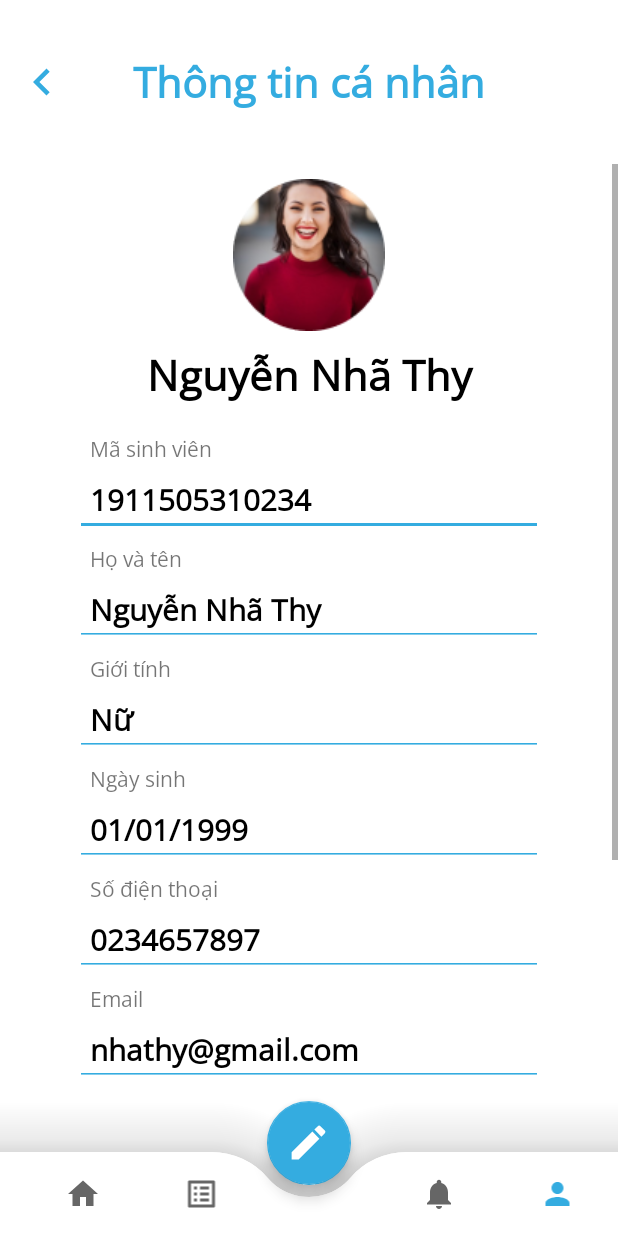
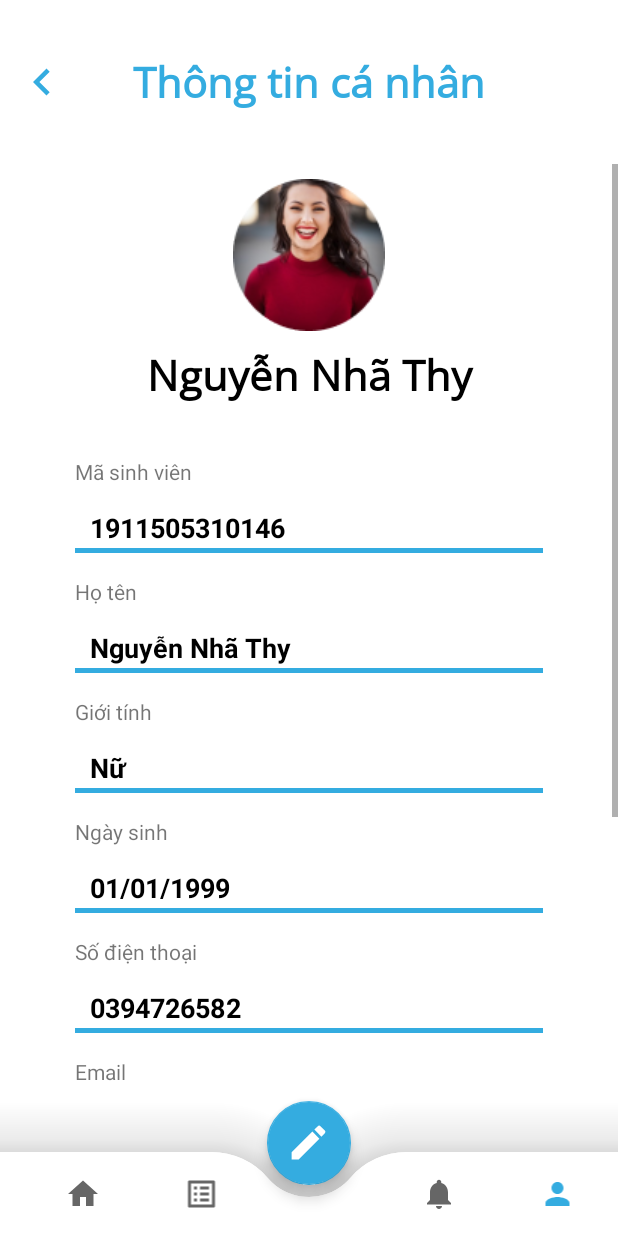
Before and after one commit to nguyenson257/AppDiemRenLuyen, an Android app: the ThongTinCaNhan screen opened directly, with no data from a screen before it, on a phone screen of 412 x 824 dp. Run offline under Robolectric (Android 15) with nearby library versions, the phone set to English and light mode, and no system bars; 7 statements that could not run were skipped.

Commit message:
update ChinhSuaThongTin

```diff
--- a/app/src/main/java/com/example/diemrenluyen/ApiService.java
+++ b/app/src/main/java/com/example/diemrenluyen/ApiService.java
@@ -28,5 +28,9 @@ public interface ApiService {
     Call<ArrayList<mucchadomain>> showmuccha();
     @GET("user/list")
     Call<ArrayList<userdomain>> showuser();
+    @GET("lop/list")
+    Call<ArrayList<userdomain>> showlop();
+    @GET("khoa/list")
+    Call<ArrayList<userdomain>> showkhoa();
 
 }
--- a/app/src/main/java/com/example/diemrenluyen/ChamDiem.java
+++ b/app/src/main/java/com/example/diemrenluyen/ChamDiem.java
@@ -36,6 +36,12 @@ public class ChamDiem extends AppCompatActivity {
     protected void onCreate(Bundle savedInstanceState) {
         super.onCreate(savedInstanceState);
         setContentView(R.layout.activity_cham_diem);
+
+        Bundle bundleRecevie = getIntent().getExtras();
+        if(bundleRecevie!=null){
+            user = (userdomain) bundleRecevie.get("object_user");
+        }
+
         init();
         mucchalist();
         mucchamlist();
--- a/app/src/main/java/com/example/diemrenluyen/ChinhSuaThongTin.java
+++ b/app/src/main/java/com/example/diemrenluyen/ChinhSuaThongTin.java
@@ -5,10 +5,15 @@ import androidx.appcompat.app.AppCompatActivity;
 import android.os.Bundle;
 
 public class ChinhSuaThongTin extends AppCompatActivity {
+    private userdomain user;
 
     @Override
     protected void onCreate(Bundle savedInstanceState) {
         super.onCreate(savedInstanceState);
         setContentView(R.layout.activity_chinh_sua_thong_tin);
+        Bundle bundleRecevie = getIntent().getExtras();
+        if(bundleRecevie!=null){
+            user = (userdomain) bundleRecevie.get("object_user");
+        }
     }
 }
--- a/app/src/main/java/com/example/diemrenluyen/DoiMatKhau.java
+++ b/app/src/main/java/com/example/diemrenluyen/DoiMatKhau.java
@@ -5,10 +5,15 @@ import androidx.appcompat.app.AppCompatActivity;
 import android.os.Bundle;
 
 public class DoiMatKhau extends AppCompatActivity {
+    private userdomain user;
 
     @Override
     protected void onCreate(Bundle savedInstanceState) {
         super.onCreate(savedInstanceState);
         setContentView(R.layout.activity_doi_mat_khau);
+        Bundle bundleRecevie = getIntent().getExtras();
+        if(bundleRecevie!=null){
+            user = (userdomain) bundleRecevie.get("object_user");
+        }
     }
 }
--- a/app/src/main/java/com/example/diemrenluyen/HoSo.java
+++ b/app/src/main/java/com/example/diemrenluyen/HoSo.java
@@ -6,17 +6,55 @@ import android.content.Intent;
 import android.os.Bundle;
 import android.view.View;
 import android.widget.LinearLayout;
+import android.widget.RelativeLayout;
 
 import com.google.android.material.floatingactionbutton.FloatingActionButton;
 
 public class HoSo extends AppCompatActivity {
     private userdomain user;
-
+    private RelativeLayout thongtincanhan, password, dangxuat;
     @Override
     protected void onCreate(Bundle savedInstanceState) {
         super.onCreate(savedInstanceState);
         setContentView(R.layout.activity_ho_so);
+        Bundle bundleRecevie = getIntent().getExtras();
+        if(bundleRecevie!=null){
+            user = (userdomain) bundleRecevie.get("object_user");
+        }
         bottomNavigation();
+        thongtincanhan = findViewById(R.id.thongtincanhan);
+        password = findViewById(R.id.password);
+        dangxuat = findViewById(R.id.dangxuat);
+
+        thongtincanhan.setOnClickListener(new View.OnClickListener() {
+            @Override
+            public void onClick(View view) {
+                Intent intent = new Intent(getApplicationContext(), ThongTinCaNhan.class);
+                Bundle bundle = new Bundle();
+                bundle.putSerializable("object_user",user);
+                intent.putExtras(bundle);
+                startActivity(intent);
+            }
+        });
+
+        password.setOnClickListener(new View.OnClickListener() {
+            @Override
+            public void onClick(View view) {
+                Intent intent = new Intent(getApplicationContext(), DoiMatKhau.class);
+                Bundle bundle = new Bundle();
+                bundle.putSerializable("object_user",user);
+                intent.putExtras(bundle);
+                startActivity(intent);
+            }
+        });
+
+        dangxuat.setOnClickListener(new View.OnClickListener() {
+            @Override
+            public void onClick(View view) {
+                Intent intent = new Intent(getApplicationContext(), DangNhap.class);
+                startActivity(intent);
+            }
+        });
     }
     private void bottomNavigation() {
         FloatingActionButton floatingActionButton = findViewById(R.id.card_btn);
--- a/app/src/main/java/com/example/diemrenluyen/ThongBao.java
+++ b/app/src/main/java/com/example/diemrenluyen/ThongBao.java
@@ -16,6 +16,10 @@ public class ThongBao extends AppCompatActivity {
     protected void onCreate(Bundle savedInstanceState) {
         super.onCreate(savedInstanceState);
         setContentView(R.layout.activity_thong_bao);
+        Bundle bundleRecevie = getIntent().getExtras();
+        if(bundleRecevie!=null){
+            user = (userdomain) bundleRecevie.get("object_user");
+        }
         bottomNavigation();
     }
     private void bottomNavigation() {
--- a/app/src/main/java/com/example/diemrenluyen/ThongTinCaNhan.java
+++ b/app/src/main/java/com/example/diemrenluyen/ThongTinCaNhan.java
@@ -2,13 +2,76 @@ package com.example.diemrenluyen;
 
 import androidx.appcompat.app.AppCompatActivity;
 
+import android.content.Intent;
 import android.os.Bundle;
+import android.view.View;
+import android.widget.Button;
+import android.widget.ImageView;
+import android.widget.TextView;
 
 public class ThongTinCaNhan extends AppCompatActivity {
-
+    private userdomain user;
+    private Button btn_sua_ttcn;
+    private ImageView img_back_ttcn;
+    private TextView tv_hoten, tv_sdt, tv_gioitinh, tv_ngaysinh, tv_email, tv_masv, tv_lop, tv_khoa;
     @Override
     protected void onCreate(Bundle savedInstanceState) {
         super.onCreate(savedInstanceState);
         setContentView(R.layout.activity_thong_tin_ca_nhan);
+        Bundle bundleRecevie = getIntent().getExtras();
+        if(bundleRecevie!=null){
+            user = (userdomain) bundleRecevie.get("object_user");
+        }
+        AnhXa();
+        setInfor(user);
+        OnTab();
+    }
+
+    private void setInfor(userdomain user) {
+        tv_hoten.setText(user.getTen());
+        tv_email.setText(user.getEmail());
+        tv_ngaysinh.setText(user.getNgaysinh());
+        tv_gioitinh.setText(user.getGioitinh());
+        tv_sdt.setText(user.getSdt());
+        tv_masv.setText(user.getMadn());
+        tv_lop.setText(user.getIdlop());
+    }
+
+    public void OnTab() {
+        //quay lại trang cá nhân
+        img_back_ttcn.setOnClickListener(new View.OnClickListener() {
+            @Override
+            public void onClick(View v) {
+                Intent intent = new Intent(ThongTinCaNhan.this, HoSo.class);
+                Bundle bundle = new Bundle();
+                bundle.putSerializable("object_user",user);
+                intent.putExtras(bundle);
+                startActivity(intent);
+            }
+        });
+
+        //đến trang sửa thông tin
+        btn_sua_ttcn.setOnClickListener(new View.OnClickListener() {
+            @Override
+            public void onClick(View v) {
+                Intent intent = new Intent(ThongTinCaNhan.this, ChinhSuaThongTin.class);
+                Bundle bundle = new Bundle();
+                bundle.putSerializable("object_user",user);
+                intent.putExtras(bundle);
+                startActivity(intent);
+            }
+        });
+    }
+    public void AnhXa() {
+        btn_sua_ttcn = findViewById(R.id.btn_sua_ttcn);
+        img_back_ttcn = findViewById(R.id.img_back_ttcn);
+        tv_hoten = findViewById(R.id.tv_ttcn_hoten);
+        tv_email = findViewById(R.id.tv_ttcn_email);
+        tv_ngaysinh = findViewById(R.id.tv_ttcn_ngaysinh);
+        tv_gioitinh = findViewById(R.id.tv_ttcn_gioitinh);
+        tv_sdt = findViewById(R.id.tv_ttcn_sdt);
+        tv_lop = findViewById(R.id.tv_ttcn_lop);
+        tv_khoa = findViewById(R.id.tv_ttcn_khoa);
+        tv_masv = findViewById(R.id.tv_ttcn_masv);
     }
 }
--- /dev/null
+++ b/app/src/main/res/drawable/tv_gachchan_hoso.xml
@@ -0,0 +1,22 @@
+<?xml version="1.0" encoding="utf-8"?>
+<layer-list xmlns:android="http://schemas.android.com/apk/res/android" >
+    <item
+        android:bottom="1dp"
+        android:left="-4dp"
+        android:right="-4dp"
+        android:top="-4dp">
+        <shape android:shape="rectangle" >
+            <stroke
+                android:width="3dp"
+                android:color="@color/xanhduong" />
+
+            <solid android:color="#00FFFFFF" />
+
+            <padding android:left="10dp"
+                android:right="10dp"
+                android:top="10dp"
+                android:bottom="10dp" />
+        </shape>
+    </item>
+
+</layer-list>
--- a/app/src/main/res/layout/activity_dang_nhap.xml
+++ b/app/src/main/res/layout/activity_dang_nhap.xml
@@ -64,6 +64,7 @@
         android:layout_marginTop="10dp"
         android:layout_marginRight="20dp"
         android:layout_marginBottom="30dp"
+        android:inputType="textPassword"
         android:background="@drawable/boder_xam"
         android:drawableLeft="@drawable/ic_baseline_lock_24"
         android:drawablePadding="10dp"
--- a/app/src/main/res/layout/activity_ho_so.xml
+++ b/app/src/main/res/layout/activity_ho_so.xml
@@ -5,6 +5,7 @@
     android:layout_width="match_parent"
     android:layout_height="match_parent"
     tools:context=".HoSo">
+
     <RelativeLayout
         android:id="@+id/header_search"
         android:layout_width="match_parent"
@@ -72,6 +73,7 @@
         android:paddingRight="30dp">
 
         <RelativeLayout
+            android:id="@+id/thongtincanhan"
             android:layout_width="match_parent"
             android:layout_height="match_parent"
             android:layout_marginTop="10dp"
@@ -108,6 +110,7 @@
         </RelativeLayout>
 
         <RelativeLayout
+            android:id="@+id/password"
             android:layout_width="match_parent"
             android:layout_height="match_parent"
             android:layout_marginTop="10dp"
@@ -144,6 +147,7 @@
         </RelativeLayout>
 
         <RelativeLayout
+            android:id="@+id/dangxuat"
             android:layout_width="match_parent"
             android:layout_height="match_parent"
             android:layout_marginTop="10dp"
--- a/app/src/main/res/layout/activity_thong_tin_ca_nhan.xml
+++ b/app/src/main/res/layout/activity_thong_tin_ca_nhan.xml
@@ -13,6 +13,7 @@
         android:paddingTop="35dp"
         android:paddingBottom="35dp">
         <ImageView
+            android:id="@+id/img_back_ttcn"
             android:layout_width="36dp"
             android:layout_height="36dp"
             android:layout_marginLeft="10dp"
@@ -75,159 +76,140 @@
 
             </RelativeLayout>
             <TextView
+                android:layout_width="wrap_content"
+                android:layout_height="wrap_content"
+                android:layout_marginTop="15dp"
+                android:text="Mã sinh viên"/>
+
+            <TextView
+                android:id="@+id/tv_ttcn_masv"
                 android:layout_width="match_parent"
+                android:layout_height="40dp"
+                android:layout_marginTop="5dp"
+                android:background="@drawable/tv_gachchan_hoso"
+                android:text="1911505310146"
+                android:paddingBottom="5dp"
+                android:textColor="@color/black"
+                android:textSize="18dp"
+                android:textStyle="bold" />
+            <TextView
+                android:layout_width="wrap_content"
                 android:layout_height="wrap_content"
-                android:fontFamily="@font/opensans"
-                android:text="Mã sinh viên"
-                android:paddingLeft="10dp"/>
+                android:layout_marginTop="15dp"
+                android:text="Họ tên"/>
+            <TextView
+                android:id="@+id/tv_ttcn_hoten"
+                android:layout_width="match_parent"
+                android:layout_height="40dp"
+                android:layout_marginTop="5dp"
+                android:background="@drawable/tv_gachchan_hoso"
+                android:text="Nguyễn Nhã Thy"
+                android:paddingBottom="5dp"
+                android:textColor="@color/black"
+                android:textSize="18dp"
+                android:textStyle="bold"/>
+
+            <TextView
+                android:layout_width="wrap_content"
+                android:layout_height="wrap_content"
+                android:layout_marginTop="15dp"
+                android:text="Giới tính"/>
+            <TextView
+                android:id="@+id/tv_ttcn_gioitinh"
+                android:layout_width="match_parent"
+                android:layout_height="40dp"
+                android:layout_marginTop="5dp"
+                android:background="@drawable/tv_gachchan_hoso"
+                android:text="Nữ"
+                android:textColor="@color/black"
+                android:textSize="18dp"
+                android:textStyle="bold"/>
+
+            <TextView
+                android:layout_width="wrap_content"
+                android:layout_height="wrap_content"
+                android:layout_marginTop="15dp"
+                android:text="Ngày sinh"/>
+            <TextView
+                android:id="@+id/tv_ttcn_ngaysinh"
+                android:layout_width="match_parent"
+                android:layout_height="40dp"
+                android:layout_marginTop="5dp"
+                android:background="@drawable/tv_gachchan_hoso"
+                android:text="01/01/1999"
+                android:textColor="@color/black"
+                android:textSize="18dp"
+                android:textStyle="bold"/>
+
+            <TextView
+                android:layout_width="wrap_content"
+                android:layout_height="wrap_content"
+                android:layout_marginTop="15dp"
+                android:text="Số điện thoại"/>
+            <TextView
+                android:id="@+id/tv_ttcn_sdt"
+                android:layout_width="match_parent"
+                android:layout_height="40dp"
+                android:layout_marginTop="5dp"
+                android:background="@drawable/tv_gachchan_hoso"
+                android:text="0394726582"
+                android:textColor="@color/black"
+                android:textSize="18dp"
+                android:textStyle="bold"/>
+
+            <TextView
+                android:layout_width="wrap_content"
+                android:layout_height="wrap_content"
+                android:layout_marginTop="15dp"
+                android:text="Email"/>
+            <TextView
+                android:id="@+id/tv_ttcn_email"
+                android:layout_width="match_parent"
+                android:layout_height="40dp"
+                android:layout_marginTop="5dp"
+                android:background="@drawable/tv_gachchan_hoso"
+                android:text="nhatthy@gmail.com"
+                android:paddingBottom="5dp"
+                android:textColor="@color/black"
+                android:textSize="18dp"
+                android:textStyle="bold"/>
+            <TextView
+                android:layout_width="wrap_content"
+                android:layout_height="wrap_content"
+                android:layout_marginTop="15dp"
+                android:text="Lớp"/>
 
             <EditText
+                android:id="@+id/tv_ttcn_lop"
                 android:layout_width="match_parent"
-                android:layout_height="wrap_content"
-                android:layout_marginBottom="5dp"
-                android:backgroundTint="@color/xanhduong"
-                android:editable="false"
-                android:fontFamily="@font/opensans"
-                android:paddingLeft="10dp"
-                android:text="1911505310234"
+                android:layout_height="40dp"
+                android:layout_marginTop="5dp"
+                android:background="@drawable/tv_gachchan_hoso"
+                android:text="19T1"
+                android:paddingBottom="5dp"
                 android:textColor="@color/black"
-                android:textSize="20dp"
+                android:textSize="18dp"
                 android:textStyle="bold" />
             <TextView
-                android:layout_width="match_parent"
+                android:layout_width="wrap_content"
                 android:layout_height="wrap_content"
-                android:fontFamily="@font/opensans"
-                android:text="Họ và tên"
-                android:paddingLeft="10dp"/>
+                android:layout_marginTop="15dp"
+                android:text="Khoa"/>
 
             <EditText
+                android:id="@+id/tv_ttcn_khoa"
                 android:layout_width="match_parent"
-                android:layout_height="wrap_content"
-                android:layout_marginBottom="5dp"
-                android:backgroundTint="@color/xanhduong"
-                android:editable="false"
-                android:fontFamily="@font/opensans"
-                android:paddingLeft="10dp"
-                android:text="Nguyễn Nhã Thy"
+                android:layout_height="40dp"
+                android:layout_marginTop="5dp"
+                android:background="@drawable/tv_gachchan_hoso"
+                android:text="Khoa dien tu"
+                android:paddingBottom="5dp"
                 android:textColor="@color/black"
-                android:textSize="20dp"
-                android:textStyle="bold" />
-            <TextView
-                android:layout_width="match_parent"
-                android:layout_height="wrap_content"
-                android:fontFamily="@font/opensans"
-                android:text="Giới tính"
-                android:paddingLeft="10dp"/>
-
-            <EditText
-                android:layout_width="match_parent"
-                android:layout_height="wrap_content"
-                android:layout_marginBottom="5dp"
-                android:backgroundTint="@color/xanhduong"
-                android:editable="false"
-                android:fontFamily="@font/opensans"
-                android:paddingLeft="10dp"
-                android:text="Nữ"
-                android:textColor="@color/black"
-                android:textSize="20dp"
-                android:textStyle="bold" />
-            <TextView
-                android:layout_width="match_parent"
-                android:layout_height="wrap_content"
-                android:fontFamily="@font/opensans"
-                android:text="Ngày sinh"
-                android:paddingLeft="10dp"/>
-
-            <EditText
-                android:layout_width="match_parent"
-                android:layout_height="wrap_content"
-                android:layout_marginBottom="5dp"
-                android:backgroundTint="@color/xanhduong"
-                android:editable="false"
-                android:fontFamily="@font/opensans"
-                android:paddingLeft="10dp"
-                android:text="01/01/1999"
-                android:textColor="@color/black"
-                android:textSize="20dp"
-                android:textStyle="bold" />
-            <TextView
-                android:layout_width="match_parent"
-                android:layout_height="wrap_content"
-                android:fontFamily="@font/opensans"
-                android:text="Số điện thoại"
-                android:paddingLeft="10dp"/>
-
-            <EditText
-                android:layout_width="match_parent"
-                android:layout_height="wrap_content"
-                android:layout_marginBottom="5dp"
-                android:backgroundTint="@color/xanhduong"
-                android:editable="false"
-                android:fontFamily="@font/opensans"
-                android:paddingLeft="10dp"
-                android:text="0234657897"
-                android:textColor="@color/black"
-                android:textSize="20dp"
-                android:textStyle="bold" />
-            <TextView
-                android:layout_width="match_parent"
-                android:layout_height="wrap_content"
-                android:fontFamily="@font/opensans"
-                android:text="Email"
-                android:paddingLeft="10dp"/>
-
-            <EditText
-                android:layout_width="match_parent"
-                android:layout_height="wrap_content"
-                android:layout_marginBottom="5dp"
-                android:backgroundTint="@color/xanhduong"
-                android:editable="false"
-                android:fontFamily="@font/opensans"
-                android:paddingLeft="10dp"
-                android:text="nhathy@gmail.com"
-                android:textColor="@color/black"
-                android:textSize="20dp"
-                android:textStyle="bold" />
-            <TextView
-                android:layout_width="match_parent"
-                android:layout_height="wrap_content"
-                android:fontFamily="@font/opensans"
-                android:text="Lớp"
-                android:paddingLeft="10dp"/>
-
-            <EditText
-                android:layout_width="match_parent"
-                android:layout_height="wrap_content"
-                android:layout_marginBottom="5dp"
-                android:backgroundTint="@color/xanhduong"
-                android:editable="false"
-                android:fontFamily="@font/opensans"
-                android:paddingLeft="10dp"
-                android:text="19T2"
-                android:textColor="@color/black"
-                android:textSize="20dp"
-                android:textStyle="bold" />
-            <TextView
-                android:layout_width="match_parent"
-                android:layout_height="wrap_content"
-                android:fontFamily="@font/opensans"
-                android:text="Khoa"
-                android:paddingLeft="10dp"/>
-
-            <EditText
-                android:layout_width="match_parent"
-                android:layout_height="wrap_content"
-                android:layout_marginBottom="5dp"
-                android:backgroundTint="@color/xanhduong"
-                android:editable="false"
-                android:fontFamily="@font/opensans"
-                android:paddingLeft="10dp"
-                android:text="Điện - Điện tử"
-                android:textColor="@color/black"
-                android:textSize="20dp"
+                android:textSize="18dp"
                 android:textStyle="bold" />
 
             <Button
+                android:id="@+id/btn_sua_ttcn"
                 android:layout_width="wrap_content"
                 android:layout_height="wrap_content"
                 android:layout_gravity="right"
```
